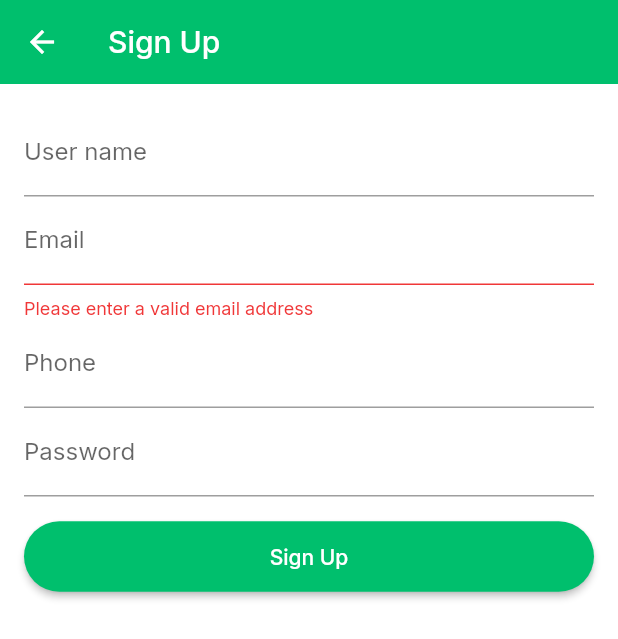
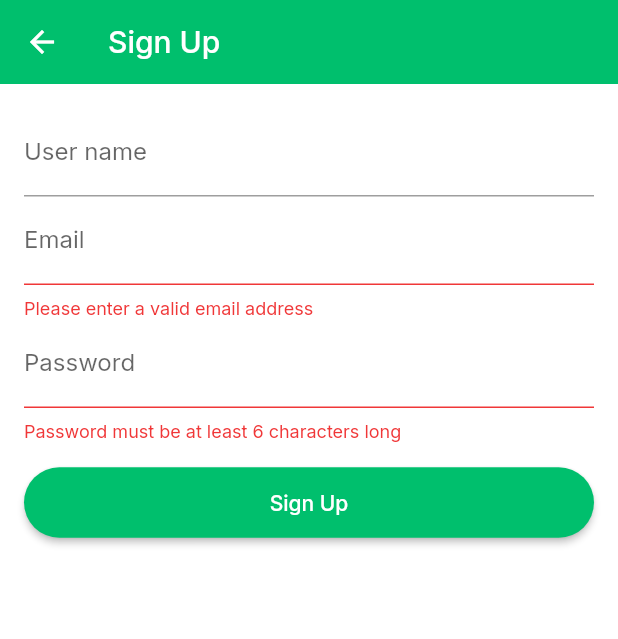
Before and after one commit to pawaka2020/chatuiconcept, a Flutter app: the SignUpScreen screen opened directly, after a tap on "Sign Up", on a phone screen of 412 x 824 dp. Shown: the top 639 px of the screen. Run offline on Flutter 3.47's test engine with Material 2 defaults, Android fonts, the phone set to English and light mode, and no system bars; our stand-ins replace google_fonts, socket_io_client, supabase, supabase_flutter; missing offline and left inert: pointycastle; accounts and stored records are empty.

Commit message:
implemented email verification. Signups are for now only requiring email and address alongside username.

```diff
--- a/lib/model_auth/user/chat_user.dart
+++ b/lib/model_auth/user/chat_user.dart
@@ -28,20 +28,20 @@ class ChatUser {
   final List<String> contacts;
 
   /// Constructor.
-  ChatUser({
-    required this.uid,
-    required this.username,
-    required this.signature,
-    required this.avatarUrl,
-    required this.dateCreated,
-    required this.contacts
-  });
+  ChatUser(
+    this.uid,
+    this.username,
+    this.signature,
+    this.avatarUrl,
+    this.dateCreated,
+    this.contacts
+  );
 
   /// Converts a ChatUser2 object to a Map.
   Map<String, dynamic> toMap() {
     return {
       'uid': uid ?? '',
-      'name': username,
+      'username': username,
       'signature': signature,
       'avatar_url': avatarUrl,
       'date_created': dateCreated.toIso8601String(),
@@ -51,12 +51,11 @@ class ChatUser {
 
   static ChatUser fromMap(Map<String, dynamic> map) {
     return ChatUser(
-      uid: map['uid'] as String,
-      username: map['name'] as String,
-      signature: map['signature'] as String ?? '',
-      avatarUrl: map['avatarUrl'] as String ?? '',
-      dateCreated: DateTime.parse(map['dateCreated'] as String),
-      contacts: List<String>.from(map['contacts'] ?? []),
+      map['uid'] as String,
+      map['name'] as String,
+      map['signature'] as String ?? '', map['avatarUrl'] as String ?? '',
+      DateTime.parse(map['dateCreated'] as String),
+      List<String>.from(map['contacts'] ?? []),
     );
   }
 }
--- a/lib/screen/signup/signupscreen.dart
+++ b/lib/screen/signup/signupscreen.dart
@@ -18,16 +18,18 @@ class SignUpScreen extends StatefulWidget {
 class _SignUpScreenState extends State<SignUpScreen> {
   final _formKey = GlobalKey<FormState>();
   String _username = '';
-  String _phone = '';
   String _email = '';
   String _password = '';
+  //String _phone = '';
+  //String _photo = '';
 
-  void _submitForm() {
+  Future<void> _submitForm() async {
     if (_formKey.currentState!.validate()) {
       _formKey.currentState!.save();
-      // TODO: Implement Supabase Auth sign up here
-      //SupabaseAuthSignup()
-      ChatUserAuth().signUp(_username, _phone, _email, _password);
+      debugPrint("key pressed");
+      debugPrint('_username: $_username, _email: $_email, _password: $_password');
+
+      ChatUserAuth().signUp(_username, _email, _password);
     }
   }
 
@@ -35,32 +37,6 @@ class _SignUpScreenState extends State<SignUpScreen> {
     final session = await supabaseClient.auth.currentSession;
     return session?.accessToken ?? '';
   }
-
-
-  // Future<void> _supabaseAuthSignUp(String email, String password) async{
-  //   final response = await supabaseClient.auth.signUp(password: password, email:email);
-  //   final response2 = await supabaseClient.auth.signUp(password: password)
-  //   //await supabaseClient.auth.
-  //   final user = response.user.;
-  //
-  //   //supabaseClient.auth.signUp
-  //
-  //   //supabaseClient.
-  // }
-
-  // Future<Message> authGetMessage(String token) async {
-  //   Message message;
-  //   final url = Uri.parse('https://<your-supabase-url>/rest/v1/messages');
-  //   final headers = {'Authorization': 'Bearer $token'};
-  //   final response = await http.get(url, headers: headers);
-  //
-  //   if (response.statusCode == 200) {
-  //     message = json.decode(response.body);
-  //   } else {
-  //     throw Exception('Failed to load data');
-  //   }
-  //   return message;
-  // }
 
   Widget _buildEmailField() {
     return TextFormField(
@@ -89,19 +65,17 @@ class _SignUpScreenState extends State<SignUpScreen> {
         return null;
       },
       onSaved: (value) {
-        _phone = value!.trim();
+        //_phone = value!.trim();
       },
     );
   }
 
-  ///TODO: Implement an actual password complexity logic instead of just
-  ///value.length < 6
   Widget _buildPasswordField() {
     return TextFormField(
       obscureText: true,
       decoration: const InputDecoration(labelText: 'Password'),
       validator: (value) {
-        if (value == null) {
+        if (value == null || value.length < 6) {
           return 'Password must be at least 6 characters long';
         }
         return null;
@@ -112,7 +86,7 @@ class _SignUpScreenState extends State<SignUpScreen> {
     );
   }
 
-  Widget _buildUsernameField(){
+  Widget _buildUsernameField() {
     return TextFormField(
       decoration: const InputDecoration(labelText: 'User name'),
       validator: (value) {
@@ -139,16 +113,17 @@ class _SignUpScreenState extends State<SignUpScreen> {
       appBar: AppBar(
         title: const Text('Sign Up'),
       ),
-      body: Padding(
+      body: SingleChildScrollView(
+        child: Padding(
           padding: const EdgeInsets.all(16.0),
           child: Form(
             key: _formKey,
             child: Column(
               children: [
-              _buildUsernameField(),
-              _buildEmailField(),
-              _buildPhoneField(),
-              _buildPasswordField(),
+                _buildUsernameField(), //TextFormField
+                _buildEmailField(), //TextFormField
+                //_buildPhoneField(), //TextFormField
+                _buildPasswordField(), //TextFormField
                 //_buildPhotoField()
                 const SizedBox(height: 16.0),
                 _signUpButton(context)
@@ -156,6 +131,24 @@ class _SignUpScreenState extends State<SignUpScreen> {
             ),
           ),
         ),
+      )
     );
   }
 }
+
+
+
+
+// Future<Message> authGetMessage(String token) async {
+//   Message message;
+//   final url = Uri.parse('https://<your-supabase-url>/rest/v1/messages');
+//   final headers = {'Authorization': 'Bearer $token'};
+//   final response = await http.get(url, headers: headers);
+//
+//   if (response.statusCode == 200) {
+//     message = json.decode(response.body);
+//   } else {
+//     throw Exception('Failed to load data');
+//   }
+//   return message;
+// }
--- a/lib/singletons.dart
+++ b/lib/singletons.dart
@@ -1,7 +1,10 @@
+import 'dart:async';
+
 import 'package:supabase_flutter/supabase_flutter.dart';
 
 /// We only have a single SupabaseClient to improve app performance and reduce
 /// resource usage.
 final supabaseClient = Supabase.instance.client;
-
 late Supabase supabaseInit;
+StreamSubscription<AuthChangeEvent>? _authSubscription;
+StreamSubscription<AuthChangeEvent>? abc;
```
Also changed, not shown: lib/model_auth/user/chat_user_auth.dart (+35 -12 lines), lib/model_auth/user/chat_user_repo.dart (+6 -1 lines), lib/model_auth/user/email_verify_listener.dart (added, +36 -0 lines). Lines whose indentation alone changed are shown as unchanged.
